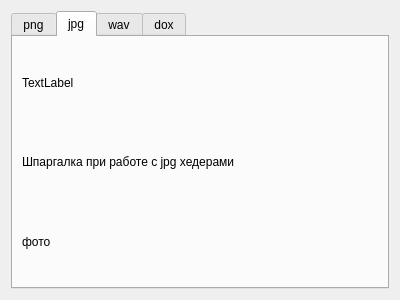
Qt form DiplomWork/StegLove/dialogfilerec.ui (Cpp-Gleb/study) before a commit.
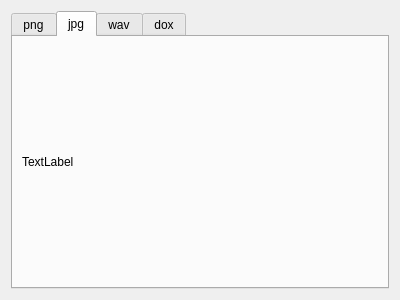
The same form after that commit. The open tabs and pages were chosen to show the change.

```diff
--- a/DiplomWork/StegLove/dialogfilerec.ui
+++ b/DiplomWork/StegLove/dialogfilerec.ui
@@ -59,20 +59,6 @@
          </property>
         </widget>
        </item>
-       <item>
-        <widget class="QLabel" name="label_2">
-         <property name="text">
-          <string>Шпаргалка при работе с jpg хедерами</string>
-         </property>
-        </widget>
-       </item>
-       <item>
-        <widget class="QLabel" name="HeadJpg">
-         <property name="text">
-          <string>фото</string>
-         </property>
-        </widget>
-       </item>
       </layout>
      </widget>
      <widget class="QWidget" name="tab_3">
```
Left out of the diff: 16 changed lines with no effect on the pictures.
